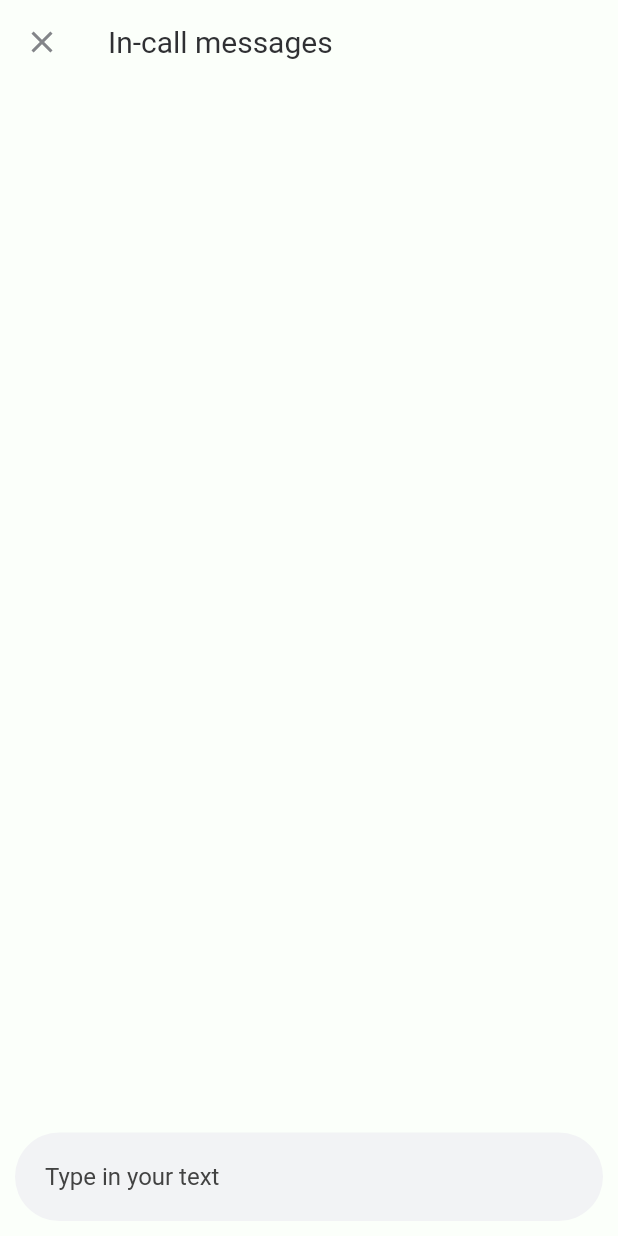
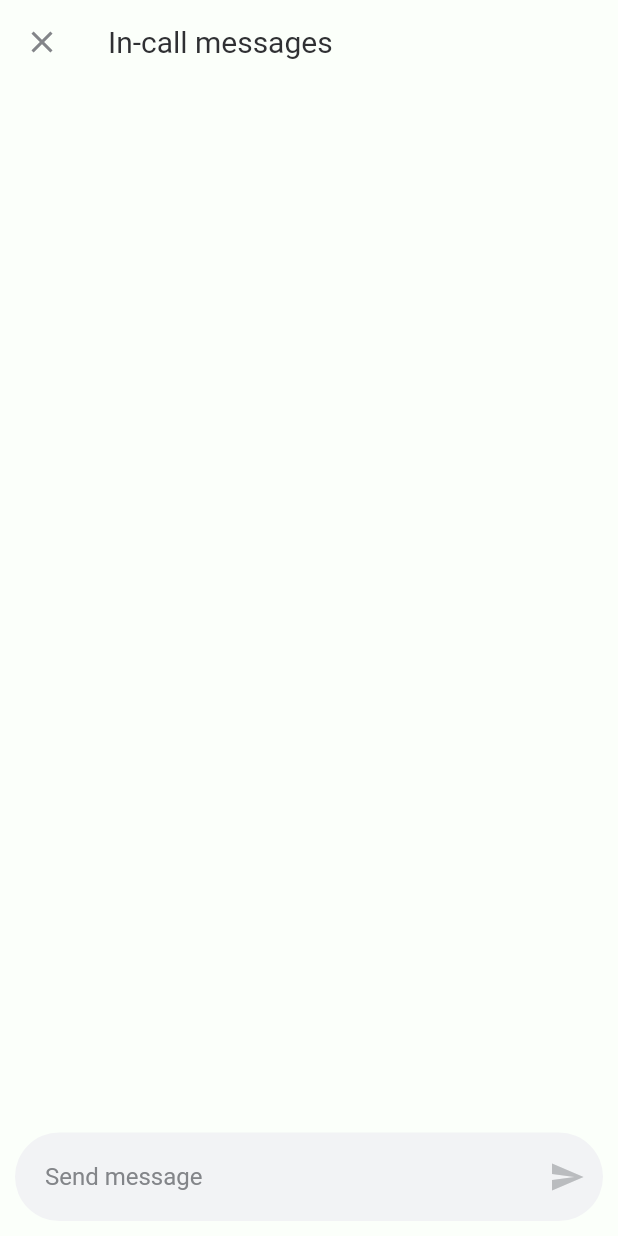
Before and after one commit to octoi/google-meet-clone, a Flutter app: the MessageScreen screen opened directly, on a phone screen of 412 x 824 dp. Run offline on Flutter 3.47's test engine with Material 2 defaults, Android fonts, the phone set to English and light mode, and no system bars.

Commit message:
text field

```diff
--- a/lib/screens/message_screen.dart
+++ b/lib/screens/message_screen.dart
@@ -32,9 +32,6 @@ class MessageScreen extends StatelessWidget {
           Expanded(child: ListView()),
           Container(
             padding: const EdgeInsets.all(10.0),
-            child: Row(
-              children: [
-                Flexible(
             child: TextField(
               decoration: InputDecoration(
                 filled: true,
@@ -47,12 +44,13 @@ class MessageScreen extends StatelessWidget {
                 ),
                 fillColor: appTextFieldGrey,
                 contentPadding: EdgeInsets.all(20.0),
-                      hintStyle: TextStyle(color: Colors.grey[800]),
-                      hintText: "Type in your text",
+                hintStyle: TextStyle(color: appGrey),
+                hintText: "Send message",
+                suffixIcon: Icon(
+                  Icons.send,
+                  color: appGrey.withOpacity(0.5),
                 ),
               ),
-                ),
-              ],
             ),
           ),
         ],
```
Lines whose indentation alone changed are shown as unchanged.
